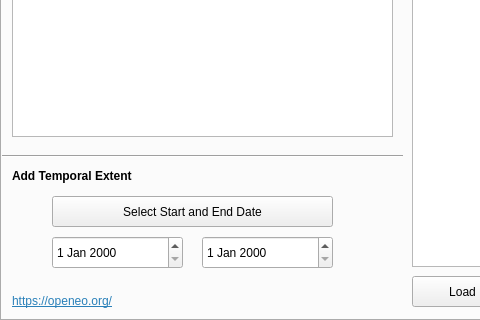
First picture: the form in openeo_connector_dialog_base.ui, repository Open-EO/openeo-qgis-plugin, before the edit; both pictures show x 0 to 480 and y 630 to 950 of the 850 by 950 pixel window.
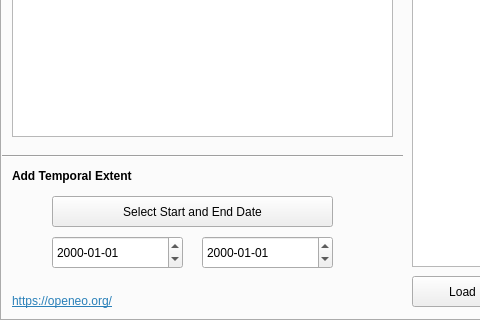
Second picture: the form after the edit. Icons and pictures are not drawn.

Commit message: Date Issue proper formated

Diff of the .ui file:
```diff
--- a/openeo_connector_dialog_base.ui
+++ b/openeo_connector_dialog_base.ui
@@ -521,6 +521,9 @@
        <height>33</height>
       </rect>
      </property>
+     <property name="displayFormat">
+      <string>yyyy-MM-dd</string>
+     </property>
     </widget>
     <widget class="QDateEdit" name="EndDateEdit">
      <property name="geometry">
@@ -531,6 +534,9 @@
        <height>33</height>
       </rect>
      </property>
+     <property name="displayFormat">
+      <string>yyyy-MM-dd</string>
+     </property>
     </widget>
     <zorder>processgraphEdit</zorder>
     <zorder>sendButton</zorder>
```
The commit also changes 1 other file.
